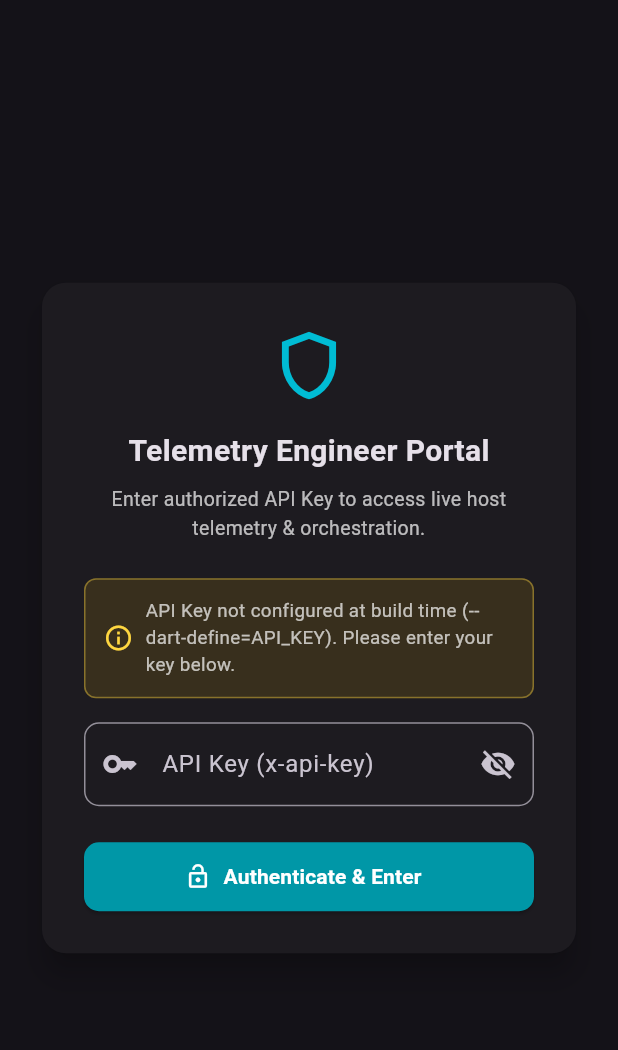
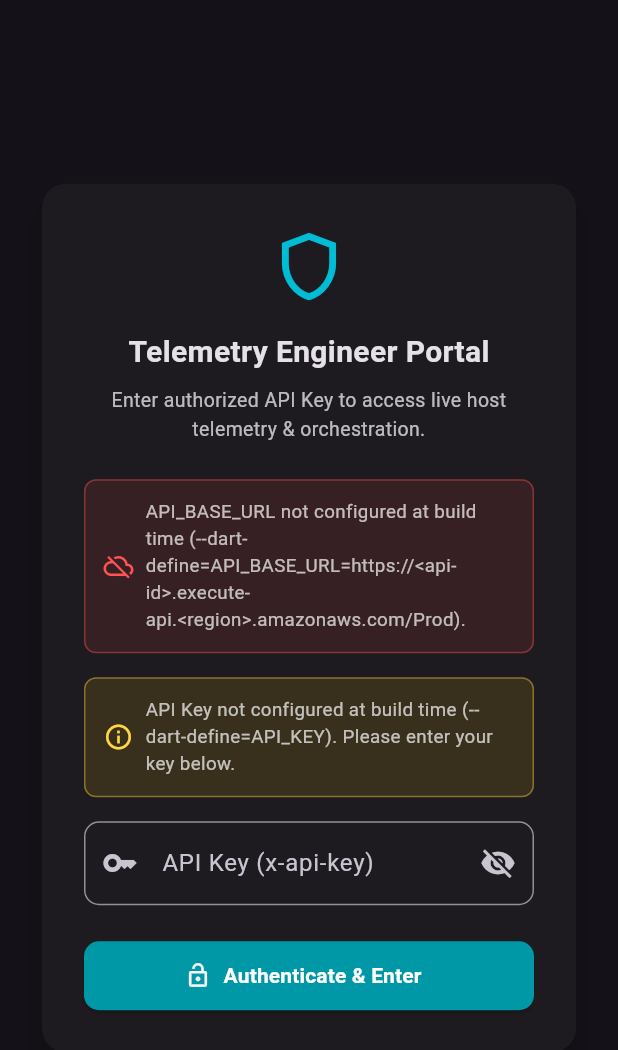
Before and after one commit to LUCIFERxBEAST/Agile-Project, a Flutter app: the screen it shows after launch, on a phone screen of 412 x 824 dp. Shown: the top 1050 px of the screen. Run offline on Flutter 3.47's test engine with Material 3 defaults, Android fonts, the phone set to English and light mode, and no system bars; our stand-ins replace fl_chart.

Commit message:
feat: display clear API_BASE_URL unconfigured message in flutter portal

```diff
--- a/flutter mobile frontend/lib/main.dart
+++ b/flutter mobile frontend/lib/main.dart
@@ -18,6 +18,15 @@ import 'package:crypto/crypto.dart';
 // 3. API Gateway Cognito Authorizer / Lambda Authorizer:
 //    - Decodes signature, validates claims, and enforces granular IAM permissions.
 // =========================================================================
+
+// Global configurable API base URL via --dart-define
+const String apiBaseUrl = String.fromEnvironment(
+  'API_BASE_URL',
+  defaultValue: String.fromEnvironment(
+    'API_URL',
+    defaultValue: '',
+  ),
+);
 
 void main() {
   runApp(const MyApp());
@@ -151,6 +160,38 @@ class _LoginScreenState extends State<LoginScreen> {
                       style: TextStyle(color: Colors.white70, fontSize: 13),
                     ),
                     const SizedBox(height: 24),
+                    if (apiBaseUrl.isEmpty) ...[
+                      Container(
+                        padding: const EdgeInsets.all(12),
+                        margin: const EdgeInsets.only(bottom: 16),
+                        decoration: BoxDecoration(
+                          color: Colors.red.withValues(alpha: 0.12),
+                          borderRadius: BorderRadius.circular(8),
+                          border: Border.all(
+                            color: Colors.redAccent.withValues(alpha: 0.4),
+                          ),
+                        ),
+                        child: const Row(
+                          children: [
+                            Icon(
+                              Icons.cloud_off,
+                              color: Colors.redAccent,
+                              size: 20,
+                            ),
+                            SizedBox(width: 8),
+                            Expanded(
+                              child: Text(
+                                'API_BASE_URL not configured at build time (--dart-define=API_BASE_URL=https://<api-id>.execute-api.<region>.amazonaws.com/Prod).',
+                                style: TextStyle(
+                                  fontSize: 12.5,
+                                  color: Colors.white70,
+                                ),
+                              ),
+                            ),
+                          ],
+                        ),
+                      ),
+                    ],
                     if (buildTimeApiKey.isEmpty) ...[
                       Container(
                         padding: const EdgeInsets.all(12),
@@ -244,6 +285,8 @@ class TelemetryScreen extends StatefulWidget {
   final String apiKey;
   final VoidCallback onLogout;
 
+
+
   const TelemetryScreen({
     super.key,
     required this.apiKey,
@@ -265,14 +308,7 @@ class _TelemetryScreenState extends State<TelemetryScreen> {
   Timer? _pollingTimer;
   int _ticksCount = 0;
 
-  // Configurable API base URL & default EC2 instance ID via --dart-define
-  static const String apiBaseUrl = String.fromEnvironment(
-    'API_BASE_URL',
-    defaultValue: String.fromEnvironment(
-      'API_URL',
-      defaultValue: '',
-    ),
-  );
+
 
   static const String defaultInstanceId = String.fromEnvironment(
     'EC2_INSTANCE_ID',
@@ -292,6 +328,7 @@ class _TelemetryScreenState extends State<TelemetryScreen> {
       : '$apiBaseUrl/ExecuteCommand';
 
   Future<void> fetchServers() async {
+    if (apiBaseUrl.isEmpty) return;
     try {
       final response = await http.get(
         Uri.parse(getServersUrl),
@@ -310,6 +347,7 @@ class _TelemetryScreenState extends State<TelemetryScreen> {
   }
 
   Future<void> fetchTelemetry() async {
+    if (apiBaseUrl.isEmpty) return;
     try {
       String targetUrl = getMetricsUrl;
       if (selectedServer != null &&
@@ -712,9 +750,43 @@ class _TelemetryScreenState extends State<TelemetryScreen> {
           ),
         ],
       ),
-      body: isLoading
-          ? const Center(child: CircularProgressIndicator())
-          : Padding(
+      body: apiBaseUrl.isEmpty
+          ? const Center(
+              child: Padding(
+                padding: EdgeInsets.all(24.0),
+                child: Column(
+                  mainAxisSize: MainAxisSize.min,
+                  children: [
+                    Icon(
+                      Icons.cloud_off,
+                      size: 64,
+                      color: Colors.redAccent,
+                    ),
+                    SizedBox(height: 16),
+                    Text(
+                      'API_BASE_URL not configured',
+                      style: TextStyle(
+                        fontSize: 20,
+                        fontWeight: FontWeight.bold,
+                        color: Colors.white,
+                      ),
+                    ),
+                    SizedBox(height: 8),
+                    Text(
+                      'Please launch the app with your API Gateway endpoint:\n\n'
+                      'flutter run --dart-define=API_BASE_URL=https://<api-id>.execute-api.ap-southeast-2.amazonaws.com/Prod\n\n'
+                      'Or build release APK with:\n'
+                      'flutter build apk --release --dart-define=API_BASE_URL=https://<api-id>.execute-api.ap-southeast-2.amazonaws.com/Prod',
+                      textAlign: TextAlign.center,
+                      style: TextStyle(color: Colors.white70, fontSize: 13),
+                    ),
+                  ],
+                ),
+              ),
+            )
+          : isLoading
+              ? const Center(child: CircularProgressIndicator())
+              : Padding(
               padding: const EdgeInsets.all(16.0),
               child: Column(
                 children: [
```
Also changed, not shown: 1 other file.
